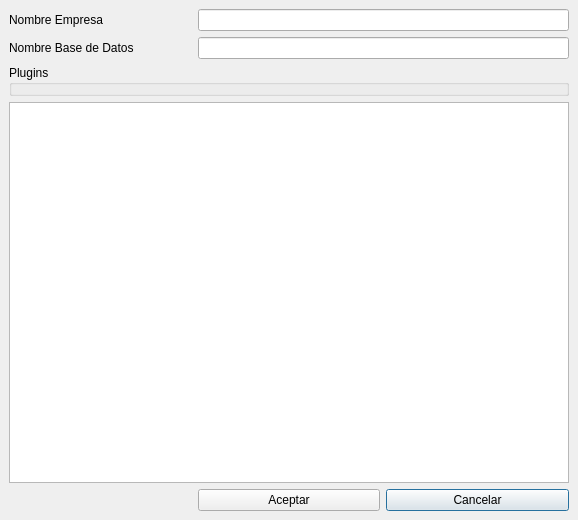
eboladev/Bulmages-1, file bulmages/bulmasetup/nuevacontabilidadbase.ui: the form before one commit.
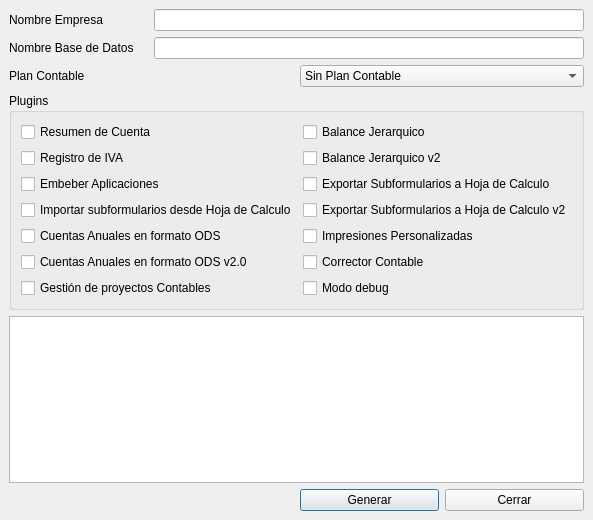
The form after the commit. Icons and pictures are not drawn.

```diff
--- a/bulmages/bulmasetup/nuevacontabilidadbase.ui
+++ b/bulmages/bulmasetup/nuevacontabilidadbase.ui
@@ -36,46 +36,161 @@
    <property name="spacing" >
     <number>6</number>
    </property>
-   <item row="3" column="0" colspan="3" >
-    <widget class="QTextBrowser" name="mui_textBrowser" />
-   </item>
-   <item row="2" column="0" colspan="3" >
+   <item row="3" column="0" colspan="4" >
     <widget class="QGroupBox" name="groupBox" >
      <property name="title" >
       <string>Plugins</string>
      </property>
+     <layout class="QGridLayout" >
+      <property name="margin" >
+       <number>9</number>
+      </property>
+      <property name="spacing" >
+       <number>6</number>
+      </property>
+      <item row="6" column="0" >
+       <widget class="QCheckBox" name="checkBox_14" >
+        <property name="text" >
+         <string>Gestión de proyectos Contables</string>
+        </property>
+       </widget>
+      </item>
+      <item row="5" column="0" >
+       <widget class="QCheckBox" name="checkBox_11" >
+        <property name="text" >
+         <string>Cuentas Anuales en formato ODS v2.0</string>
+        </property>
+       </widget>
+      </item>
+      <item row="4" column="0" >
+       <widget class="QCheckBox" name="checkBox_10" >
+        <property name="text" >
+         <string>Cuentas Anuales en formato ODS</string>
+        </property>
+       </widget>
+      </item>
+      <item row="3" column="0" >
+       <widget class="QCheckBox" name="checkBox_7" >
+        <property name="text" >
+         <string>Importar subformularios desde Hoja de Calculo</string>
+        </property>
+       </widget>
+      </item>
+      <item row="2" column="0" >
+       <widget class="QCheckBox" name="checkBox_6" >
+        <property name="text" >
+         <string>Embeber Aplicaciones</string>
+        </property>
+       </widget>
+      </item>
+      <item row="1" column="0" >
+       <widget class="QCheckBox" name="checkBox_2" >
+        <property name="text" >
+         <string>Registro de IVA</string>
+        </property>
+       </widget>
+      </item>
+      <item row="1" column="1" >
+       <widget class="QCheckBox" name="checkBox_4" >
+        <property name="text" >
+         <string>Balance Jerarquico v2</string>
+        </property>
+       </widget>
+      </item>
+      <item row="0" column="1" >
+       <widget class="QCheckBox" name="checkBox_3" >
+        <property name="text" >
+         <string>Balance Jerarquico</string>
+        </property>
+       </widget>
+      </item>
+      <item row="0" column="0" >
+       <widget class="QCheckBox" name="checkBox" >
+        <property name="text" >
+         <string>Resumen de Cuenta</string>
+        </property>
+       </widget>
+      </item>
+      <item row="4" column="1" >
+       <widget class="QCheckBox" name="checkBox_8" >
+        <property name="text" >
+         <string>Impresiones Personalizadas</string>
+        </property>
+       </widget>
+      </item>
+      <item row="2" column="1" >
+       <widget class="QCheckBox" name="checkBox_5" >
+        <property name="text" >
+         <string>Exportar Subformularios a Hoja de Calculo</string>
+        </property>
+       </widget>
+      </item>
+      <item row="3" column="1" >
+       <widget class="QCheckBox" name="checkBox_9" >
+        <property name="text" >
+         <string>Exportar Subformularios a Hoja de Calculo v2</string>
+        </property>
+       </widget>
+      </item>
+      <item row="5" column="1" >
+       <widget class="QCheckBox" name="checkBox_12" >
+        <property name="text" >
+         <string>Corrector Contable</string>
+        </property>
+       </widget>
+      </item>
+      <item row="6" column="1" >
+       <widget class="QCheckBox" name="checkBox_13" >
+        <property name="text" >
+         <string>Modo debug</string>
+        </property>
+       </widget>
+      </item>
+     </layout>
     </widget>
    </item>
-   <item row="4" column="2" >
-    <widget class="QPushButton" name="mui_cancelar" >
-     <property name="text" >
-      <string>Cancelar</string>
-     </property>
-    </widget>
-   </item>
-   <item row="4" column="1" >
-    <widget class="QPushButton" name="mui_aceptar" >
-     <property name="text" >
-      <string>Aceptar</string>
-     </property>
-    </widget>
-   </item>
-   <item row="0" column="1" colspan="2" >
-    <widget class="QLineEdit" name="lineEdit" />
-   </item>
-   <item row="0" column="0" >
-    <widget class="QLabel" name="label" >
+   <item row="2" column="0" colspan="2" >
+    <widget class="QLabel" name="label_3" >
      <property name="whatsThis" >
       <string>Nombre Fiscal de la Empresa</string>
      </property>
      <property name="text" >
-      <string>Nombre Empresa</string>
+      <string>Plan Contable</string>
      </property>
      <property name="buddy" >
       <cstring>lineEdit</cstring>
      </property>
     </widget>
    </item>
+   <item row="2" column="2" colspan="2" >
+    <widget class="QComboBox" name="comboBox" >
+     <item>
+      <property name="text" >
+       <string>Sin Plan Contable</string>
+      </property>
+     </item>
+     <item>
+      <property name="text" >
+       <string>Plan General Contable 1992</string>
+      </property>
+     </item>
+     <item>
+      <property name="text" >
+       <string>Plan General Contable 2008</string>
+      </property>
+     </item>
+     <item>
+      <property name="text" >
+       <string>Entidades Sin Ánimo de Lucro 1992</string>
+      </property>
+     </item>
+     <item>
+      <property name="text" >
+       <string>Entidades Sin Ánimo de Lucro 2008</string>
+      </property>
+     </item>
+    </widget>
+   </item>
    <item row="1" column="0" >
     <widget class="QLabel" name="label_2" >
      <property name="whatsThis" >
@@ -89,9 +204,46 @@
      </property>
     </widget>
    </item>
-   <item row="1" column="1" colspan="2" >
+   <item row="1" column="1" colspan="3" >
     <widget class="QLineEdit" name="lineEdit_2" />
    </item>
+   <item row="0" column="0" >
+    <widget class="QLabel" name="label" >
+     <property name="whatsThis" >
+      <string>Nombre Fiscal de la Empresa</string>
+     </property>
+     <property name="text" >
+      <string>Nombre Empresa</string>
+     </property>
+     <property name="buddy" >
+      <cstring>lineEdit</cstring>
+     </property>
+    </widget>
+   </item>
+   <item row="0" column="1" colspan="3" >
+    <widget class="QLineEdit" name="lineEdit" />
+   </item>
+   <item row="5" column="2" >
+    <widget class="QPushButton" name="mui_aceptar" >
+     <property name="text" >
+      <string>Generar</string>
+     </property>
+    </widget>
+   </item>
+   <item row="5" column="3" >
+    <widget class="QPushButton" name="mui_cancelar" >
+     <property name="text" >
+      <string>Cerrar</string>
+     </property>
+    </widget>
+   </item>
+   <item row="4" column="0" colspan="4" >
+    <widget class="QTextBrowser" name="mui_textBrowser" >
+     <property name="focusPolicy" >
+      <enum>Qt::NoFocus</enum>
+     </property>
+    </widget>
+   </item>
   </layout>
  </widget>
  <resources/>
```
Left out of the diff: 36 changed lines with no effect on the pictures.
